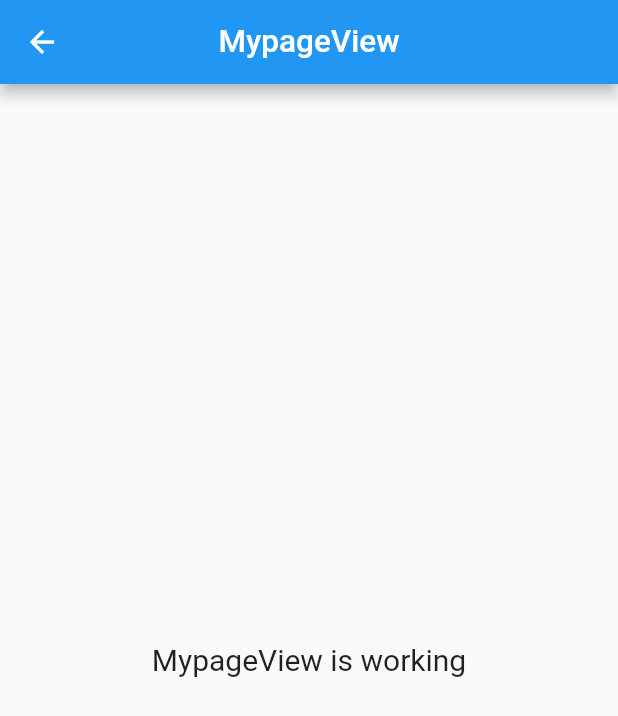
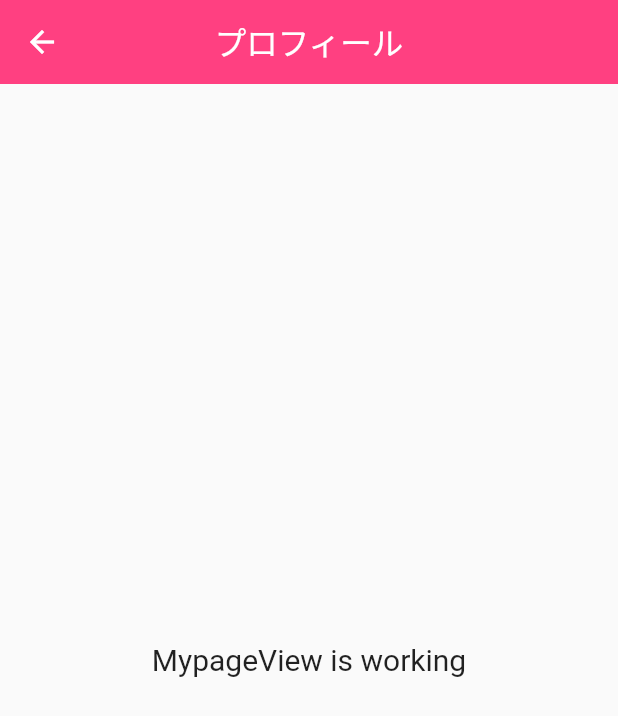
Before and after one commit to Team-Ganju/favoritism_communication, a Flutter app: the MypageView screen opened by its route, on a phone screen of 412 x 824 dp. Shown: the top 716 px of the screen. Run offline on Flutter 3.47's test engine with Material 2 defaults, Android fonts, the phone set to English and light mode, and no system bars; our stand-ins replace form_builder_validators, get.

Commit message:
iOS風ナビバー追加。prefer_constでwarning出てるところを修正

```diff
--- /dev/null
+++ b/lib/app/modules/components/nav_bar.dart
@@ -0,0 +1,44 @@
+import 'package:flutter/material.dart';
+import 'package:get/get.dart';
+
+/// iOS風ナビバー
+class NavBar extends StatelessWidget implements PreferredSizeWidget {
+  const NavBar({
+    Key? key,
+    required this.backgroundColor,
+    required this.hasBackButton,
+    this.title,
+    this.child,
+    this.trailing,
+  }) : super(key: key);
+
+  final String? title;
+  final Color backgroundColor;
+  final bool hasBackButton;
+  final Widget? child;
+  final Widget? trailing;
+
+  @override
+  Widget build(BuildContext context) {
+    return AppBar(
+      bottomOpacity: 0.0,
+      elevation: 0.0,
+      backgroundColor: backgroundColor,
+      centerTitle: true,
+      title: title != null ? Text(title ?? '') : child,
+      leading: hasBackButton
+          ? IconButton(
+              icon: const Icon(
+                Icons.arrow_back_ios_new,
+              ),
+              onPressed: () => Get.back<dynamic>(),
+              color: Colors.grey,
+              iconSize: 30,
+            )
+          : null,
+    );
+  }
+
+  @override
+  Size get preferredSize => const Size.fromHeight(kToolbarHeight);
+}
--- a/lib/app/modules/dashboard/views/dashboard_view.dart
+++ b/lib/app/modules/dashboard/views/dashboard_view.dart
@@ -26,7 +26,7 @@ class DashboardView extends GetView<DashboardController> {
           onTap: controller.changeIndex,
           currentIndex: controller.tabIndex.value,
           unselectedItemColor: Colors.grey,
-          selectedItemColor: Colors.blueAccent,
+          selectedItemColor: Colors.pinkAccent,
           type: BottomNavigationBarType.fixed,
           items: const <BottomNavigationBarItem>[
             BottomNavigationBarItem(
--- a/lib/app/modules/mypage/views/mypage_view.dart
+++ b/lib/app/modules/mypage/views/mypage_view.dart
@@ -1,3 +1,4 @@
+import 'package:favoritism_communication/app/modules/components/nav_bar.dart';
 import 'package:flutter/material.dart';
 
 import 'package:get/get.dart';
@@ -8,10 +9,11 @@ class MypageView extends GetView<MypageController> {
   const MypageView({Key? key}) : super(key: key);
   @override
   Widget build(BuildContext context) {
-    return Scaffold(
-      appBar: AppBar(
-        title: const Text('MypageView'),
-        centerTitle: true,
+    return const Scaffold(
+      appBar: NavBar(
+        hasBackButton: false,
+        backgroundColor: Colors.pinkAccent,
+        title: 'プロフィール',
       ),
       body: Center(
         child: Text(
```
Also changed, not shown: lib/app/modules/chat/controllers/chat_controller.dart (+0 -12 lines), lib/app/modules/chat/views/chat_view.dart (+6 -4 lines), lib/app/modules/home/controllers/home_controller.dart (+0 -12 lines), lib/app/modules/home/views/home_view.dart (+6 -6 lines), lib/app/modules/mypage/controllers/mypage_controller.dart (+0 -12 lines), lib/app/modules/profile/bindings/profile_binding.dart (deleted, +0 -12 lines), lib/app/modules/profile/controllers/profile_controller.dart (deleted, +0 -23 lines), lib/app/modules/profile/views/profile_view.dart (deleted, +0 -24 lines).
